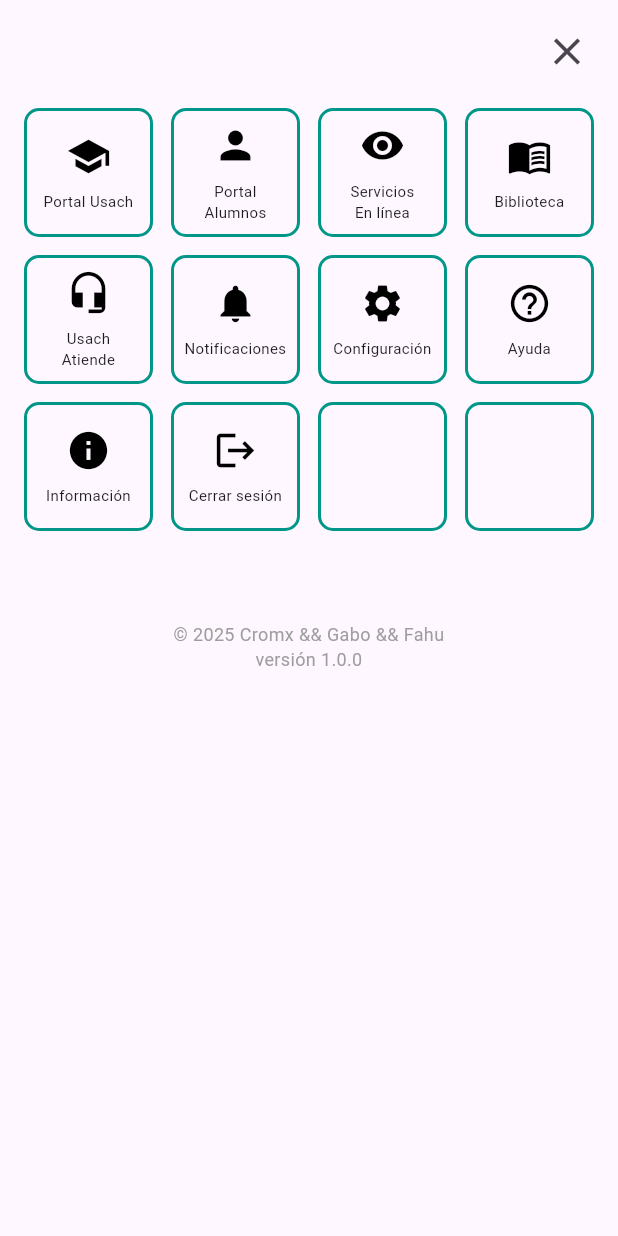
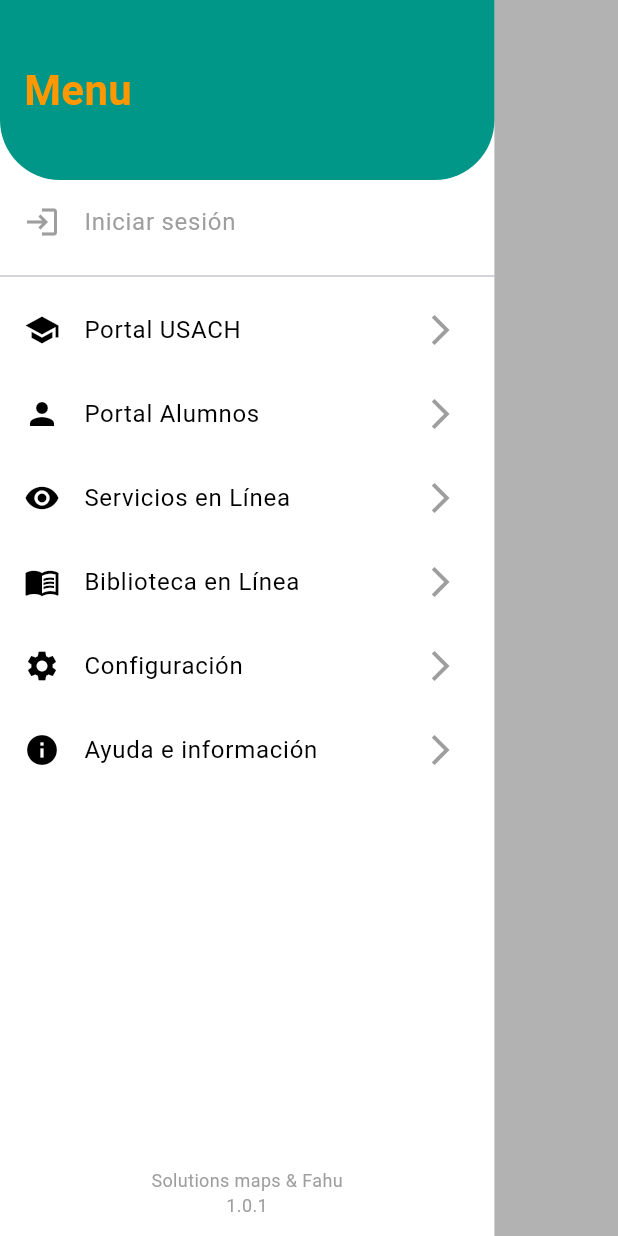
Before and after one commit to cromx123/mapa_fahu, a Flutter app: the screen it shows after launch, after a tap on the "menu" icon, on a phone screen of 412 x 824 dp. Run offline on Flutter 3.47's test engine with Material 3 defaults, Android fonts, the light colour scheme and no system bars; our stand-ins replace flutter_map, geolocator, latlong2.

Commit message:
Se modifica el layer menu

```diff
--- a/lib/controllers/campus_map_controller.dart
+++ b/lib/controllers/campus_map_controller.dart
@@ -18,6 +18,7 @@
   Marker? userLocationMarker;
 
   List<LatLng> routePoints = [];
+  double distancia = 0.0;
 
   CampusMapController() {
     loadNodes();
@@ -73,8 +74,9 @@
         return da < db ? a : b;
       });
 
-      final path = dijkstra(campusNodes, startNode.id, lugar.id);
-      routePoints = path.map((n) => n.coord).toList();
+      final resutlt = dijkstra(campusNodes, startNode.id, lugar.id);
+      routePoints = resutlt.path.map((n) => n.coord).toList();
+      distancia = resutlt.distance;
 
       // Si userLocationMarker existe, añade primero tu ubicación real
       if (userLocationMarker != null) {
--- a/lib/main.dart
+++ b/lib/main.dart
@@ -2,6 +2,8 @@
 import 'package:provider/provider.dart';
 import 'controllers/campus_map_controller.dart';
 import 'views/campus_map_screen.dart';
+import 'views/menu_screen.dart';
+import 'views/config_screen.dart';
 
 void main() {
   runApp(
@@ -21,6 +23,10 @@
       debugShowCheckedModeBanner: false,
       title: 'Mapa del Campus',
       home: const CampusMapScreen(),
+      routes: {
+        '/menu_screen': (context) => const MenuScreen(),
+        '/config_screen': (context) => const ConfigScreen(),
+      },
     );
   }
 }
--- a/lib/models/campus_node.dart
+++ b/lib/models/campus_node.dart
@@ -3,12 +3,12 @@
 
 class CampusNode {
   final String id;
-  final String tipo; // sala, edificio, camino, baño...
+  final String tipo;
   final String nombre;
   final int sector;
-  final int nivel; // opcional, para edificios con varios niveles
+  final int nivel;
   final LatLng coord;
-  final List<String> vecinos; // ids de nodos vecinos
+  final List<Neighbor> vecinos;
 
   CampusNode({
     required this.id,
@@ -27,13 +27,27 @@
       nombre: json['nombre'],
       sector: json['sector'],
       nivel: json['nivel'],
-      coord: LatLng(
-        json['coord']['lat'],
-        json['coord']['lng'],
-      ),
-      vecinos: List<String>.from(json['vecinos']),
+      coord: LatLng(json['coord']['lat'], json['coord']['lng']),
+      vecinos: (json['vecinos'] as List)
+          .map((v) => Neighbor.fromJson(v))
+          .toList(),
     );
   }
 }
 
+class Neighbor {
+  final String id;
+  final double peso;
+
+  Neighbor({required this.id, required this.peso});
+
+  factory Neighbor.fromJson(Map<String, dynamic> json) {
+    return Neighbor(
+      id: json['id'],
+      peso: json['peso'],
+    );
+  }
+}
+
+
 List<CampusNode> campusNodes = [];
--- a/lib/views/campus_map_screen.dart
+++ b/lib/views/campus_map_screen.dart
@@ -43,6 +43,14 @@
                   ),
                 ),
               ),
+              if (controller.routePoints.isNotEmpty)
+                Padding(
+                  padding: const EdgeInsets.all(8.0),
+                  child: Text(
+                    'Distancia: ${controller.distancia.toStringAsFixed(2)} m',
+                    style: const TextStyle(fontSize: 16, fontWeight: FontWeight.bold),
+                  ),
+                ),
               Expanded(
                 child: FlutterMap(
                   mapController: controller.mapController,
--- a/lib/views/menu_screen.dart
+++ b/lib/views/menu_screen.dart
@@ -7,59 +7,96 @@
 
   @override
   Widget build(BuildContext context) {
+    final screenWidth = MediaQuery.of(context).size.width;
+
     return Scaffold(
-      body: SafeArea(
-        child: Stack(
-          children: [
-            SingleChildScrollView(
+      backgroundColor: Colors.transparent, // fondo transparente
+      body: Row(
+        children: [
+          // Menú que ocupa 4/5
+          Container(
+            width: screenWidth * 0.8, // 4/5
+            color: Colors.white,
+            child: SafeArea(
               child: Column(
                 children: [
-                  const SizedBox(height: 40),
-                  Padding(
-                    padding: const EdgeInsets.symmetric(vertical: 32, horizontal: 16),
-                    child: GridView.count(
-                      crossAxisCount: 4,
-                      shrinkWrap: true,
-                      physics: const NeverScrollableScrollPhysics(),
-                      crossAxisSpacing: 12,
-                      mainAxisSpacing: 12,
-                      children: const [
-                        MenuItem(icon: Icons.school, label: 'Portal Usach', url: 'https://www.usach.cl/'),
-                        MenuItem(icon: Icons.person, label: 'Portal\nAlumnos', url: 'https://registro.usach.cl/index.php'),
-                        MenuItem(icon: Icons.visibility, label: 'Servicios\nEn línea', url: 'https://www.serviciosweb.usach.cl/login'),
-                        MenuItem(icon: Icons.menu_book, label: 'Biblioteca', url: 'https://biblioteca.usach.cl/'),
-                        MenuItem(icon: Icons.headset_mic, label: 'Usach\nAtiende'),
-                        MenuItem(icon: Icons.notifications, label: 'Notificaciones'),
-                        MenuItem(icon: Icons.settings, label: 'Configuración'),
-                        MenuItem(icon: Icons.help_outline, label: 'Ayuda'),
-                        MenuItem(icon: Icons.info, label: 'Información'),
-                        MenuItem(icon: Icons.logout, label: 'Cerrar sesión'),
-                        MenuItem(), MenuItem(),
+                  // Encabezado con curva y título
+                  Container(
+                    width: double.infinity,
+                    decoration: const BoxDecoration(
+                      color: Color(0xFF009688),
+                      borderRadius: BorderRadius.only(
+                        bottomLeft: Radius.circular(40),
+                        bottomRight: Radius.circular(40),
+                      ),
+                    ),
+                    padding: const EdgeInsets.symmetric(vertical: 40, horizontal: 16),
+                    child: const Align(
+                      alignment: Alignment.centerLeft,
+                      child: Text(
+                        'Menu',
+                        style: TextStyle(
+                          fontSize: 28,
+                          color: Colors.orange,
+                          fontWeight: FontWeight.bold,
+                        ),
+                      ),
+                    ),
+                  ),
+                  // Botón de iniciar sesión
+                  ListTile(
+                    leading: const Icon(Icons.login, color: Colors.grey),
+                    title: const Text(
+                      'Iniciar sesión',
+                      style: TextStyle(color: Colors.grey),
+                    ),
+                    onTap: () {},
+                  ),
+                  const Divider(),
+                  // Lista de opciones
+                  Expanded(
+                    child: ListView(
+                      children: [
+                        const MenuItem(icon: Icons.school, label: 'Portal USACH', url: 'https://www.usach.cl/'),
+                        const MenuItem(icon: Icons.person, label: 'Portal Alumnos', url: 'https://registro.usach.cl/index.php'),
+                        const MenuItem(icon: Icons.visibility, label: 'Servicios en Línea', url: 'https://www.serviciosweb.usach.cl/login'),
+                        const MenuItem(icon: Icons.menu_book, label: 'Biblioteca en Línea', url: 'https://biblioteca.usach.cl/'),
+                        MenuItem(
+                          icon: Icons.settings,
+                          label: 'Configuración',
+                          onTap: () {
+                            Navigator.pushNamed(context, '/config_screen');
+                          },
+                        ),
+                        const MenuItem(icon: Icons.info, label: 'Ayuda e información'),
                       ],
                     ),
                   ),
-                  const SizedBox(height: 16),
+                  // Pie de página
                   const Padding(
                     padding: EdgeInsets.all(12),
                     child: Text(
-                      '© 2025 Cromx && Gabo && Fahu\nversión 1.0.0',
+                      'Solutions maps & Fahu\n1.0.1',
                       textAlign: TextAlign.center,
                       style: TextStyle(fontSize: 12, color: Colors.grey),
                     ),
-                  )
+                  ),
                 ],
               ),
             ),
-            Positioned(
-              top: 10,
-              right: 10,
-              child: IconButton(
-                icon: const Icon(Icons.close, size: 30),
-                onPressed: () => Navigator.pop(context),
+          ),
+          // Parte que ocupa 1/5, al tocarla se cierra
+          Expanded(
+            child: GestureDetector(
+              onTap: () {
+                Navigator.pop(context);
+              },
+              child: Container(
+                color: const Color.fromARGB(0, 0, 0, 0).withOpacity(0.3), // semi-transparente
               ),
             ),
-          ],
-        ),
+          ),
+        ],
       ),
     );
   }
--- a/lib/widgets/menu_item.dart
+++ b/lib/widgets/menu_item.dart
@@ -6,8 +6,15 @@
   final IconData? icon;
   final String? label;
   final String? url;
+  final VoidCallback? onTap;
 
-  const MenuItem({super.key, this.icon, this.label, this.url});
+  const MenuItem({
+    super.key,
+    this.icon,
+    this.label,
+    this.url,
+    this.onTap,
+  });
 
   void _launchURL(BuildContext context) async {
     if (url == null) return;
@@ -25,26 +32,14 @@
   @override
   Widget build(BuildContext context) {
     return GestureDetector(
-      onTap: () => _launchURL(context),
-      child: Container(
-        decoration: BoxDecoration(
-          border: Border.all(color: Colors.teal, width: 2),
-          borderRadius: BorderRadius.circular(10),
+      onTap: onTap ?? () => _launchURL(context),
+      child: ListTile(
+        leading: Icon(icon, color: Colors.black),
+        title: Text(
+          label ?? '',
+          style: const TextStyle(color: Colors.black),
         ),
-        child: icon != null && label != null
-            ? Column(
-                mainAxisAlignment: MainAxisAlignment.center,
-                children: [
-                  Icon(icon, size: 30, color: Colors.black),
-                  const SizedBox(height: 8),
-                  Text(
-                    label!,
-                    textAlign: TextAlign.center,
-                    style: const TextStyle(fontSize: 10),
-                  ),
-                ],
-              )
-            : const SizedBox.shrink(),
+        trailing: const Icon(Icons.arrow_forward_ios, color: Colors.grey),
       ),
     );
   }
```
Also changed, not shown: assets/data/nodes.json (+203 -19 lines), lib/utils/path_finder.dart (+15 -7 lines), lib/views/config_screen.dart (added, +18 -0 lines), 1 other file.
